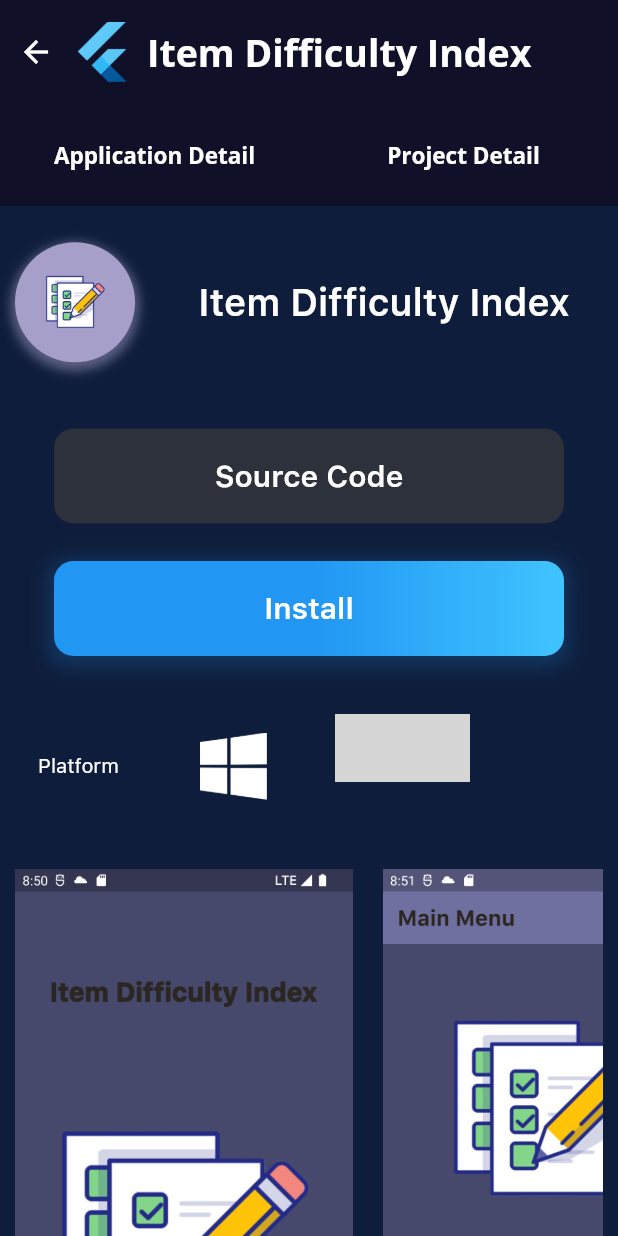
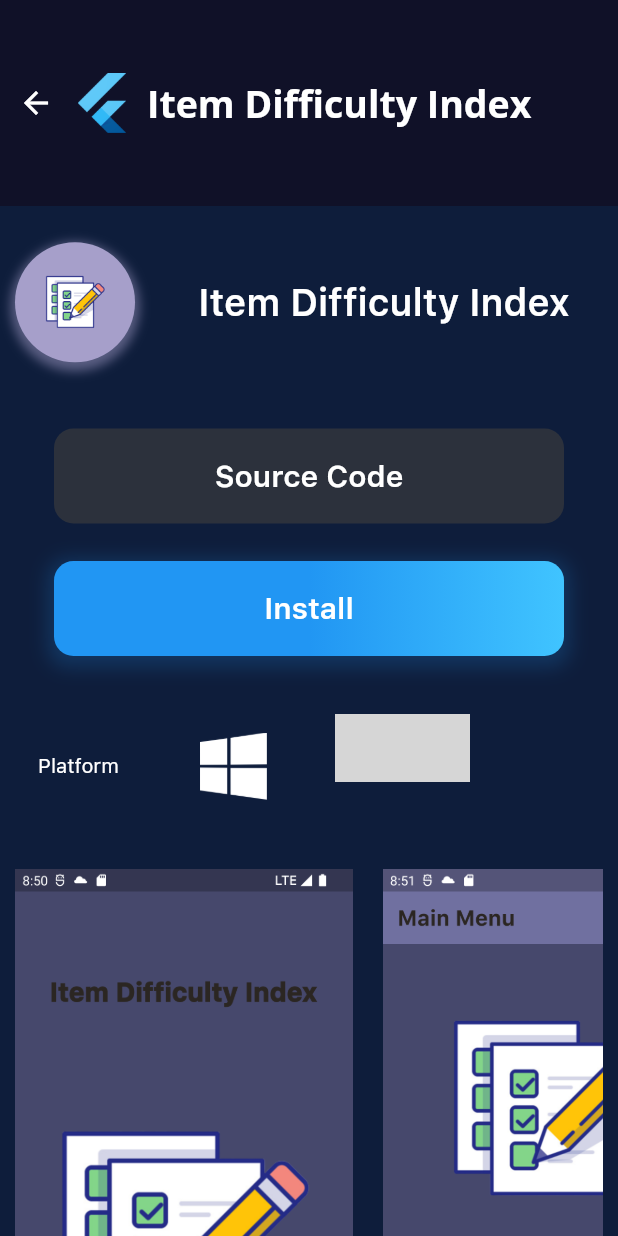
Before and after one commit to Vetheasas/Vetheasas_Portfolio, a Flutter app: the MobileWorksPage widget shown alone on an empty page, opened directly, after a tap on "Item Difficulty Index", on a phone screen of 412 x 824 dp. Run offline on Flutter 3.47's test engine with Material 2 defaults, Android fonts, the phone set to English and light mode, and no system bars; drawn by our look-alikes of auto_size_text; our stand-ins replace responsive_builder; grey boxes are pictures that could not be loaded.

Commit message:
bug fixes

```diff
--- a/lib/pages/works/mobile_works_page/mobile_works_page.dart
+++ b/lib/pages/works/mobile_works_page/mobile_works_page.dart
@@ -121,7 +121,7 @@ class MobileWorksPage extends StatelessWidget {
                                         'assets/works/idi_screenshot/windows_idi/w6.png'),
                                   ],
                                   description:
-                                      'According to classroom.com, "The item difficulty index is a very useful analytical tool for statistical analysis, especially when it comes to determining the validity of test questions in an educational setting. The item difficulty index is often called the p-value because it is a measure of proportion – for example, the proportion of students who answer a particular question correctly on a test. P-values are found by using the difficulty index formula, and they are reported in a range between 0.0 and 1.0. In the scenario with students answering questions on a test, higher p-values, or p-values closer to 1.0, correspond with a greater proportion of students answering that question correctly. In other words, easier test questions will have greater p-values. That is why some statisticians also call the difficulty index “the easiness index” when they are performing an item analysis on data sets that have to do with education."',
+                                      'The item difficulty index is a very useful analytical tool for statistical analysis to evaluate the performance of a test and improve the quality of the test in the future by improving lesser quality test items.\n\nThis app helps user to calculate item difficulty index with data from google form (quiz). \n\nThe app features include:\n\n- analysing test quality\n\n- calculate Item Difficulty Index for each item of tests\n\n- adding the lesser quality tests\' item to a change list for future changes',
                                   links: [
                                     'https://github.com/Vetheasas/Item_Difficulty_Index',
                                     'https://drive.google.com/file/d/1RurihcJv8N9WqspUMQi7DnZNuAKRCP-d/view?usp=sharing',
--- a/lib/pages/works/works_detail/works_detail_components/mobile_work_details_components.dart
+++ b/lib/pages/works/works_detail/works_detail_components/mobile_work_details_components.dart
@@ -45,44 +45,42 @@ class TopBar extends StatelessWidget {
               ),
             ),
           ),
-          Expanded(
-            child: Row(
-              children: [
-                Expanded(
-                  flex: 1,
-                  child: TextButton(
-                    onPressed: () {},
-                    child: Center(
-                      child: AutoSizeText(
-                        'Application Detail',
-                        maxLines: 1,
-                        style: TextStyle(
-                            fontSize: 15,
-                            fontWeight: FontWeight.w600,
-                            color: Colors.white),
-                      ),
-                    ),
-                  ),
-                ),
-                Expanded(
-                  flex: 1,
-                  child: TextButton(
-                    onPressed: () {},
-                    child: Center(
-                      child: AutoSizeText(
-                        'Project Detail',
-                        maxLines: 1,
-                        style: TextStyle(
-                            fontSize: 15,
-                            fontWeight: FontWeight.w600,
-                            color: Colors.white),
-                      ),
-                    ),
-                  ),
-                ),
-              ],
-            ),
-          ),
+          // Expanded(
+          //   child: Row(
+          //     children: [
+          //       Expanded(flex: 1, child: Container()
+          //           // TextButton(
+          //           //   onPressed: () {},
+          //           //   child: Center(
+          //           //     child: AutoSizeText(
+          //           //       'Application Detail',
+          //           //       maxLines: 1,
+          //           //       style: TextStyle(
+          //           //           fontSize: 15,
+          //           //           fontWeight: FontWeight.w600,
+          //           //           color: Colors.white),
+          //           //     ),
+          //           //   ),
+          //           // ),
+          //           ),
+          //       Expanded(flex: 1, child: Container()
+          //           // TextButton(
+          //           //   onPressed: () {},
+          //           //   child: Center(
+          //           //     child: AutoSizeText(
+          //           //       'Project Detail',
+          //           //       maxLines: 1,
+          //           //       style: TextStyle(
+          //           //           fontSize: 15,
+          //           //           fontWeight: FontWeight.w600,
+          //           //           color: Colors.white),
+          //           //     ),
+          //           //   ),
+          //           // ),
+          //           ),
+          //     ],
+          //   ),
+          // ),
         ],
       ),
     );
```
